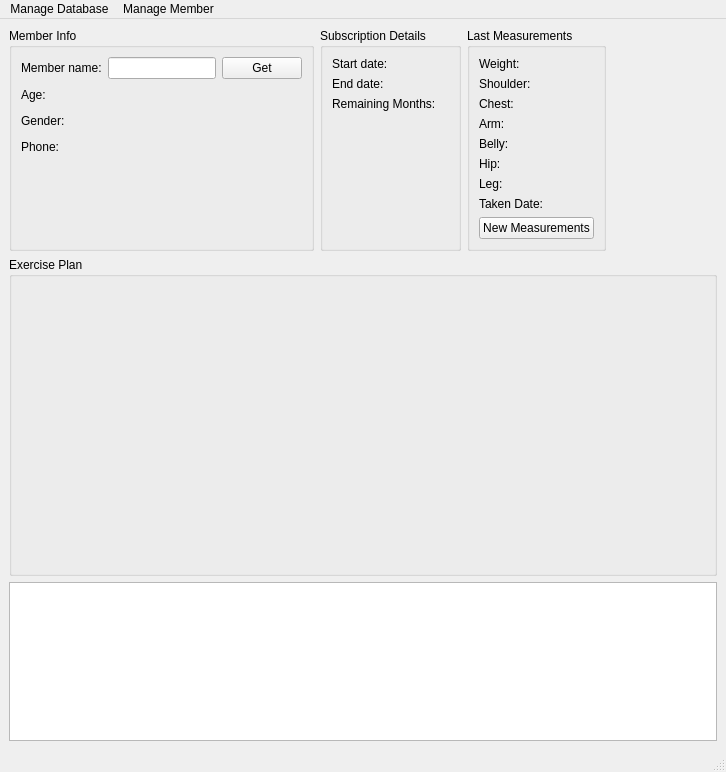
Old version of the form desktop_application/ui/mainwindow.ui in the repository cihansenyuz/project_gym.
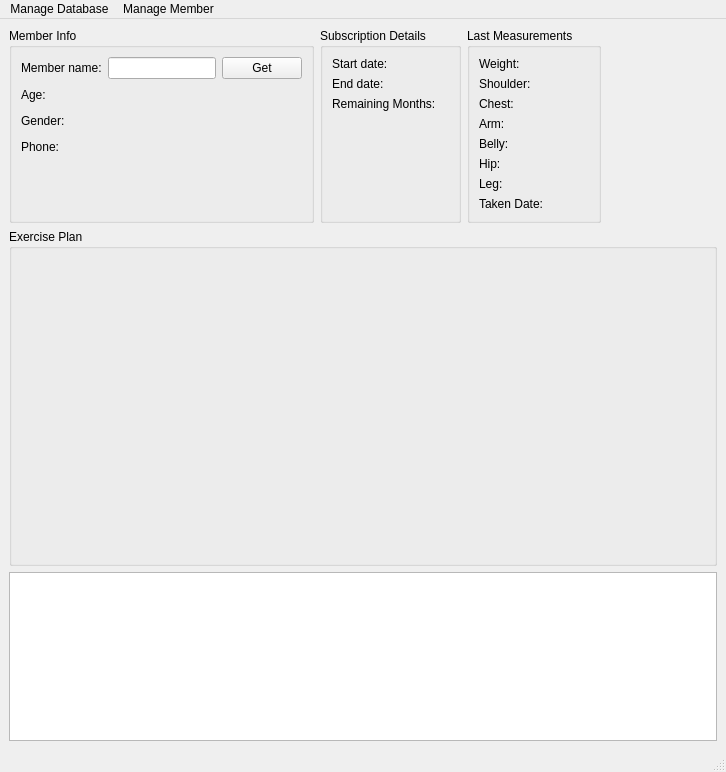
New version of the form.

```diff
--- a/desktop_application/ui/mainwindow.ui
+++ b/desktop_application/ui/mainwindow.ui
@@ -379,13 +379,6 @@
            </item>
           </layout>
          </item>
-         <item>
-          <widget class="QPushButton" name="new_measurements_button">
-           <property name="text">
-            <string>New Measurements</string>
-           </property>
-          </widget>
-         </item>
         </layout>
        </widget>
       </item>
```
